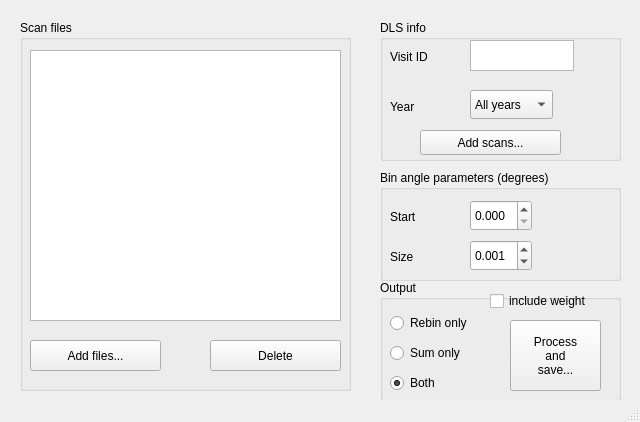
The window that hrpdrebin/mythen.ui (DiamondLightSource/dataproc-hrpd) describes before a commit, drawn with Qt 5.
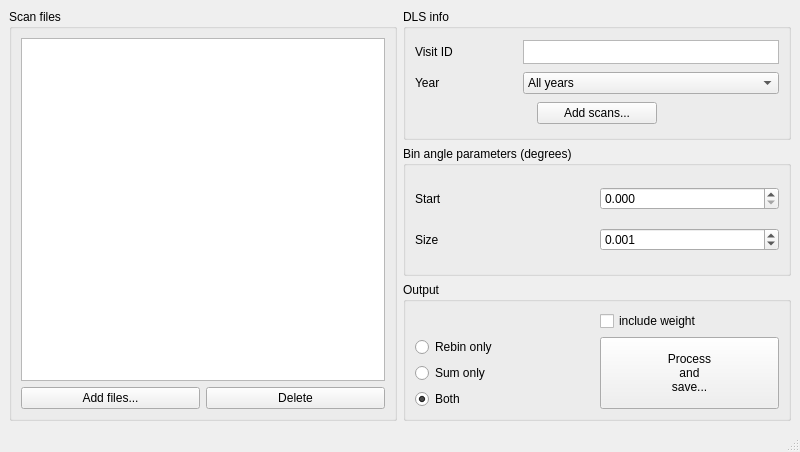
The same window after the commit. Custom widgets are drawn as their Qt base class.

Commit message: Use layouts to allow UI resizing

Diff of the .ui file:
```diff
--- a/hrpdrebin/mythen.ui
+++ b/hrpdrebin/mythen.ui
@@ -6,143 +6,107 @@
    <rect>
     <x>0</x>
     <y>0</y>
-    <width>640</width>
-    <height>422</height>
+    <width>800</width>
+    <height>452</height>
    </rect>
   </property>
   <property name="windowTitle">
    <string>Mac/Mythen Rebinner</string>
   </property>
   <widget class="QWidget" name="centralwidget">
-   <widget class="QGroupBox" name="parameter_group">
-    <property name="geometry">
-     <rect>
-      <x>380</x>
-      <y>170</y>
-      <width>241</width>
-      <height>111</height>
-     </rect>
-    </property>
-    <property name="toolTip">
-     <string>&lt;html&gt;&lt;head/&gt;&lt;body&gt;&lt;p&gt;Count data is rebinned into larger angle bins specified by the leading edge value (start) and the width (size) in units of degrees&lt;/p&gt;&lt;/body&gt;&lt;/html&gt;</string>
-    </property>
+   <layout class="QHBoxLayout" name="horizontalLayout">
+    <item>
+     <widget class="QGroupBox" name="scan_group">
     <property name="title">
-     <string>Bin angle parameters (degrees)</string>
-    </property>
-    <widget class="QDoubleSpinBox" name="angle_spinbox">
-     <property name="geometry">
-      <rect>
-       <x>90</x>
-       <y>30</y>
-       <width>62</width>
-       <height>31</height>
-      </rect>
-     </property>
-     <property name="decimals">
-      <number>3</number>
-     </property>
-     <property name="maximum">
-      <double>180.000000000000000</double>
-     </property>
-    </widget>
-    <widget class="QDoubleSpinBox" name="delta_spinbox">
-     <property name="geometry">
-      <rect>
-       <x>90</x>
-       <y>70</y>
-       <width>62</width>
-       <height>31</height>
-      </rect>
-     </property>
-     <property name="decimals">
-      <number>3</number>
-     </property>
-     <property name="maximum">
-      <double>1.000000000000000</double>
-     </property>
-     <property name="singleStep">
-      <double>0.001000000000000</double>
-     </property>
-     <property name="value">
-      <double>0.001000000000000</double>
-     </property>
-    </widget>
-    <widget class="QLabel" name="label">
-     <property name="geometry">
-      <rect>
-       <x>10</x>
-       <y>40</y>
-       <width>57</width>
-       <height>14</height>
-      </rect>
-     </property>
-     <property name="text">
-      <string>Start</string>
-     </property>
-    </widget>
-    <widget class="QLabel" name="label_2">
-     <property name="geometry">
-      <rect>
-       <x>10</x>
-       <y>80</y>
-       <width>57</width>
-       <height>14</height>
-      </rect>
-     </property>
-     <property name="text">
-      <string>Size</string>
-     </property>
-    </widget>
-   </widget>
+       <string>Scan files</string>
+      </property>
+      <layout class="QGridLayout" name="gridLayout_4">
+       <item row="1" column="1">
+        <widget class="QPushButton" name="delete_selection">
+         <property name="toolTip">
+          <string>&lt;html&gt;&lt;head/&gt;&lt;body&gt;&lt;p&gt;Delete selected files from list&lt;/p&gt;&lt;/body&gt;&lt;/html&gt;</string>
+         </property>
+         <property name="text">
+          <string>Delete</string>
+         </property>
+        </widget>
+       </item>
+       <item row="1" column="0">
+        <widget class="QPushButton" name="add_scans">
+         <property name="toolTip">
+          <string>&lt;!DOCTYPE HTML PUBLIC &quot;-//W3C//DTD HTML 4.0//EN&quot; &quot;http://www.w3.org/TR/REC-html40/strict.dtd&quot;&gt;
+&lt;html&gt;&lt;head&gt;&lt;meta name=&quot;qrichtext&quot; content=&quot;1&quot; /&gt;&lt;style type=&quot;text/css&quot;&gt;
+p, li { white-space: pre-wrap; }
+&lt;/style&gt;&lt;/head&gt;&lt;body style=&quot; font-family:'Cantarell'; font-size:11pt; font-weight:400; font-style:normal;&quot;&gt;
+&lt;p style=&quot; margin-top:0px; margin-bottom:0px; margin-left:0px; margin-right:0px; -qt-block-indent:0; text-indent:0px;&quot;&gt;&lt;span style=&quot; font-family:'Sans Serif'; font-size:9pt;&quot;&gt;Add scan files to list from file selector&lt;/span&gt;&lt;/p&gt;&lt;/body&gt;&lt;/html&gt;</string>
+         </property>
+         <property name="text">
+          <string>Add files...</string>
+         </property>
+        </widget>
+       </item>
+       <item row="0" column="0" colspan="2">
+        <widget class="DropListView" name="scans_view">
+         <property name="toolTip">
+          <string>List of scan files</string>
+         </property>
+         <property name="dragDropMode">
+          <enum>QAbstractItemView::DropOnly</enum>
+         </property>
+         <property name="defaultDropAction">
+          <enum>Qt::CopyAction</enum>
+         </property>
+         <property name="selectionMode">
+          <enum>QAbstractItemView::ExtendedSelection</enum>
+         </property>
+        </widget>
+       </item>
+      </layout>
+     </widget>
+    </item>
+    <item>
+     <layout class="QVBoxLayout" name="verticalLayout_2">
+      <item>
    <widget class="QGroupBox" name="dls_group">
-    <property name="geometry">
-     <rect>
-      <x>380</x>
-      <y>20</y>
-      <width>241</width>
-      <height>141</height>
-     </rect>
-    </property>
     <property name="toolTip">
      <string>&lt;html&gt;&lt;head/&gt;&lt;body&gt;&lt;p&gt;Diamond Light Source specific information&lt;/p&gt;&lt;/body&gt;&lt;/html&gt;</string>
     </property>
     <property name="title">
      <string>DLS info</string>
     </property>
+        <layout class="QGridLayout" name="gridLayout">
+         <item row="1" column="0">
     <widget class="QLabel" name="label_3">
-     <property name="geometry">
-      <rect>
-       <x>10</x>
-       <y>30</y>
-       <width>57</width>
-       <height>14</height>
-      </rect>
-     </property>
      <property name="text">
       <string>Visit ID</string>
      </property>
     </widget>
-    <widget class="QLabel" name="label_4">
-     <property name="geometry">
-      <rect>
-       <x>10</x>
-       <y>80</y>
-       <width>57</width>
-       <height>14</height>
-      </rect>
-     </property>
-     <property name="text">
-      <string>Year</string>
-     </property>
-    </widget>
+         </item>
+         <item row="1" column="1">
     <widget class="QTextEdit" name="visit_edit">
-     <property name="geometry">
-      <rect>
-       <x>90</x>
-       <y>20</y>
-       <width>104</width>
-       <height>31</height>
-      </rect>
+           <property name="sizePolicy">
+            <sizepolicy hsizetype="Minimum" vsizetype="Maximum">
+             <horstretch>0</horstretch>
+             <verstretch>0</verstretch>
+            </sizepolicy>
+           </property>
+           <property name="minimumSize">
+            <size>
+             <width>0</width>
+             <height>0</height>
+            </size>
+           </property>
+           <property name="maximumSize">
+            <size>
+             <width>16777215</width>
+             <height>24</height>
+            </size>
+           </property>
+           <property name="sizeIncrement">
+            <size>
+             <width>0</width>
+             <height>0</height>
+            </size>
      </property>
      <property name="toolTip">
       <string>&lt;html&gt;&lt;head/&gt;&lt;body&gt;&lt;p&gt;A visit ID is a combination of two letters (village), four numbers (proposal) followed by a dash and a visit number in a year (eg. &amp;quot;cm1234-2&amp;quot;). Leave empty for all visits&lt;/p&gt;&lt;/body&gt;&lt;/html&gt;</string>
@@ -151,31 +115,9 @@
       <bool>false</bool>
      </property>
     </widget>
-    <widget class="QPushButton" name="add_scan_numbers">
-     <property name="geometry">
-      <rect>
-       <x>40</x>
-       <y>110</y>
-       <width>141</width>
-       <height>25</height>
-      </rect>
-     </property>
-     <property name="toolTip">
-      <string>&lt;html&gt;&lt;head/&gt;&lt;body&gt;&lt;p&gt;Add to list of scan files using given scan numbers and visit information&lt;/p&gt;&lt;/body&gt;&lt;/html&gt;</string>
-     </property>
-     <property name="text">
-      <string>Add scans...</string>
-     </property>
-    </widget>
+         </item>
+         <item row="2" column="1">
     <widget class="QComboBox" name="year_combo">
-     <property name="geometry">
-      <rect>
-       <x>90</x>
-       <y>70</y>
-       <width>83</width>
-       <height>29</height>
-      </rect>
-     </property>
      <property name="toolTip">
       <string>&lt;html&gt;&lt;head/&gt;&lt;body&gt;&lt;p&gt;Year of visit&lt;/p&gt;&lt;/body&gt;&lt;/html&gt;</string>
      </property>
@@ -185,125 +127,135 @@
       </property>
      </item>
     </widget>
-   </widget>
-   <widget class="QGroupBox" name="scan_group">
-    <property name="geometry">
-     <rect>
-      <x>20</x>
-      <y>20</y>
-      <width>331</width>
-      <height>371</height>
-     </rect>
+         </item>
+         <item row="4" column="0" colspan="2" alignment="Qt::AlignHCenter">
+          <widget class="QPushButton" name="add_scan_numbers">
+           <property name="minimumSize">
+            <size>
+             <width>120</width>
+             <height>0</height>
+            </size>
+           </property>
+           <property name="toolTip">
+            <string>&lt;html&gt;&lt;head/&gt;&lt;body&gt;&lt;p&gt;Add to list of scan files using given scan numbers and visit information&lt;/p&gt;&lt;/body&gt;&lt;/html&gt;</string>
+           </property>
+           <property name="text">
+            <string>Add scans...</string>
+           </property>
+          </widget>
+         </item>
+         <item row="2" column="0">
+          <widget class="QLabel" name="label_4">
+           <property name="text">
+            <string>Year</string>
+           </property>
+          </widget>
+         </item>
+        </layout>
+       </widget>
+      </item>
+      <item>
+       <widget class="QGroupBox" name="parameter_group">
+        <property name="toolTip">
+         <string>&lt;html&gt;&lt;head/&gt;&lt;body&gt;&lt;p&gt;Count data is rebinned into larger angle bins specified by the leading edge value (start) and the width (size) in units of degrees&lt;/p&gt;&lt;/body&gt;&lt;/html&gt;</string>
     </property>
     <property name="title">
-     <string>Scan files</string>
-    </property>
-    <widget class="DropListView" name="scans_view">
-     <property name="geometry">
-      <rect>
-       <x>10</x>
-       <y>30</y>
-       <width>311</width>
-       <height>271</height>
-      </rect>
-     </property>
-     <property name="toolTip">
-      <string>List of scan files</string>
-     </property>
-     <property name="dragDropMode">
-      <enum>QAbstractItemView::DropOnly</enum>
-     </property>
-     <property name="defaultDropAction">
-      <enum>Qt::CopyAction</enum>
-     </property>
-     <property name="selectionMode">
-      <enum>QAbstractItemView::ExtendedSelection</enum>
-     </property>
-    </widget>
-    <widget class="QPushButton" name="add_scans">
-     <property name="geometry">
-      <rect>
-       <x>10</x>
-       <y>320</y>
-       <width>131</width>
-       <height>31</height>
-      </rect>
-     </property>
-     <property name="toolTip">
-      <string>&lt;!DOCTYPE HTML PUBLIC &quot;-//W3C//DTD HTML 4.0//EN&quot; &quot;http://www.w3.org/TR/REC-html40/strict.dtd&quot;&gt;
-&lt;html&gt;&lt;head&gt;&lt;meta name=&quot;qrichtext&quot; content=&quot;1&quot; /&gt;&lt;style type=&quot;text/css&quot;&gt;
-p, li { white-space: pre-wrap; }
-&lt;/style&gt;&lt;/head&gt;&lt;body style=&quot; font-family:'Cantarell'; font-size:11pt; font-weight:400; font-style:normal;&quot;&gt;
-&lt;p style=&quot; margin-top:0px; margin-bottom:0px; margin-left:0px; margin-right:0px; -qt-block-indent:0; text-indent:0px;&quot;&gt;&lt;span style=&quot; font-family:'Sans Serif'; font-size:9pt;&quot;&gt;Add scan files to list from file selector&lt;/span&gt;&lt;/p&gt;&lt;/body&gt;&lt;/html&gt;</string>
-     </property>
-     <property name="text">
-      <string>Add files...</string>
-     </property>
-    </widget>
-    <widget class="QPushButton" name="delete_selection">
-     <property name="geometry">
-      <rect>
-       <x>190</x>
-       <y>320</y>
-       <width>131</width>
-       <height>31</height>
-      </rect>
-     </property>
-     <property name="toolTip">
-      <string>&lt;html&gt;&lt;head/&gt;&lt;body&gt;&lt;p&gt;Delete selected files from list&lt;/p&gt;&lt;/body&gt;&lt;/html&gt;</string>
-     </property>
-     <property name="text">
-      <string>Delete</string>
-     </property>
-    </widget>
-   </widget>
+         <string>Bin angle parameters (degrees)</string>
+        </property>
+        <layout class="QGridLayout" name="gridLayout_2">
+         <item row="3" column="0">
+          <widget class="QLabel" name="label_2">
+           <property name="text">
+            <string>Size</string>
+           </property>
+          </widget>
+         </item>
+         <item row="1" column="0">
+          <widget class="QLabel" name="label">
+           <property name="text">
+            <string>Start</string>
+           </property>
+          </widget>
+         </item>
+         <item row="1" column="1">
+          <widget class="QDoubleSpinBox" name="angle_spinbox">
+           <property name="decimals">
+            <number>3</number>
+           </property>
+           <property name="maximum">
+            <double>180.000000000000000</double>
+           </property>
+          </widget>
+         </item>
+         <item row="3" column="1">
+          <widget class="QDoubleSpinBox" name="delta_spinbox">
+           <property name="decimals">
+            <number>3</number>
+           </property>
+           <property name="maximum">
+            <double>1.000000000000000</double>
+           </property>
+           <property name="singleStep">
+            <double>0.001000000000000</double>
+           </property>
+           <property name="value">
+            <double>0.001000000000000</double>
+           </property>
+          </widget>
+         </item>
+        </layout>
+       </widget>
+      </item>
+      <item>
    <widget class="QGroupBox" name="output_group">
-    <property name="geometry">
-     <rect>
-      <x>380</x>
-      <y>280</y>
-      <width>241</width>
-      <height>121</height>
-     </rect>
-    </property>
     <property name="title">
      <string>Output</string>
     </property>
+        <layout class="QGridLayout" name="gridLayout_3">
+         <item row="0" column="1">
+          <widget class="QCheckBox" name="weight_cb">
+           <property name="toolTip">
+            <string>Include weight (number of bins used) as 4th column of output</string>
+           </property>
+           <property name="text">
+            <string>include weight</string>
+           </property>
+          </widget>
+         </item>
+         <item row="1" column="1" rowspan="3">
+          <widget class="QPushButton" name="process">
+           <property name="sizePolicy">
+            <sizepolicy hsizetype="Minimum" vsizetype="Preferred">
+             <horstretch>0</horstretch>
+             <verstretch>0</verstretch>
+            </sizepolicy>
+           </property>
+           <property name="toolTip">
+            <string>&lt;html&gt;&lt;head/&gt;&lt;body&gt;&lt;p&gt;Rebin the count data from the given scan files according to the bin parameters set and save as indicted using chosen directory and summarise in chosen filename&lt;/p&gt;&lt;/body&gt;&lt;/html&gt;</string>
+           </property>
+           <property name="text">
+            <string>Process
+and
+save...</string>
+           </property>
+          </widget>
+         </item>
+         <item row="1" column="0">
     <widget class="QRadioButton" name="rebin_rb">
-     <property name="geometry">
-      <rect>
-       <x>10</x>
-       <y>30</y>
-       <width>109</width>
-       <height>26</height>
-      </rect>
-     </property>
      <property name="text">
       <string>Rebin only</string>
      </property>
     </widget>
+         </item>
+         <item row="2" column="0">
     <widget class="QRadioButton" name="sum_rb">
-     <property name="geometry">
-      <rect>
-       <x>10</x>
-       <y>60</y>
-       <width>109</width>
-       <height>26</height>
-      </rect>
-     </property>
      <property name="text">
       <string>Sum only</string>
      </property>
     </widget>
+         </item>
+         <item row="3" column="0">
     <widget class="QRadioButton" name="both_rb">
-     <property name="geometry">
-      <rect>
-       <x>10</x>
-       <y>90</y>
-       <width>109</width>
-       <height>26</height>
-      </rect>
-     </property>
      <property name="text">
       <string>Both</string>
      </property>
@@ -311,41 +263,13 @@
       <bool>true</bool>
      </property>
     </widget>
-    <widget class="QPushButton" name="process">
-     <property name="geometry">
-      <rect>
-       <x>130</x>
-       <y>40</y>
-       <width>91</width>
-       <height>71</height>
-      </rect>
-     </property>
-     <property name="toolTip">
-      <string>&lt;html&gt;&lt;head/&gt;&lt;body&gt;&lt;p&gt;Rebin the count data from the given scan files according to the bin parameters set and save as indicted using chosen directory and summarise in chosen filename&lt;/p&gt;&lt;/body&gt;&lt;/html&gt;</string>
-     </property>
-     <property name="text">
-      <string>Process
-and
-save...</string>
-     </property>
-    </widget>
-    <widget class="QCheckBox" name="weight_cb">
-     <property name="geometry">
-      <rect>
-       <x>110</x>
-       <y>10</y>
-       <width>131</width>
-       <height>22</height>
-      </rect>
-     </property>
-     <property name="toolTip">
-      <string>Include weight (number of bins used) as 4th column of output</string>
-     </property>
-     <property name="text">
-      <string>include weight</string>
-     </property>
-    </widget>
-   </widget>
+         </item>
+        </layout>
+       </widget>
+      </item>
+     </layout>
+    </item>
+   </layout>
   </widget>
   <widget class="QStatusBar" name="statusbar"/>
  </widget>
```
Lines whose indentation alone changed are shown as unchanged. The commit also changes 3 other files.
